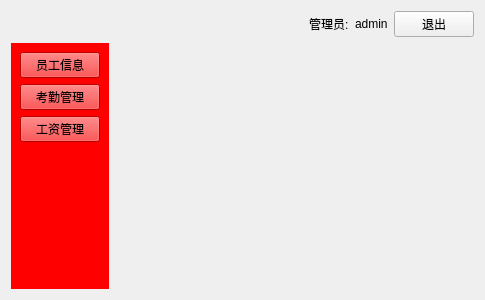
First picture: the form in StaffMgrSystem/mainwidget.ui, repository jay602/staff_mgr_sys, before the edit.
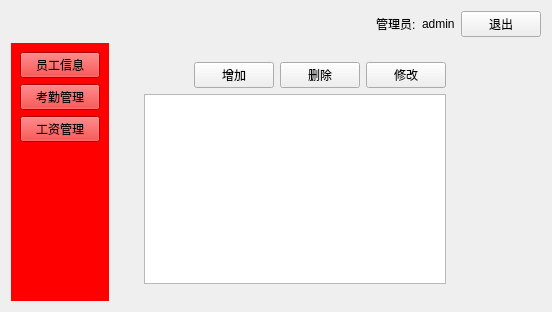
Second picture: the form after the edit. The open tabs and pages were chosen to show the change.

```diff
--- a/StaffMgrSystem/mainwidget.ui
+++ b/StaffMgrSystem/mainwidget.ui
@@ -6,8 +6,8 @@
    <rect>
     <x>0</x>
     <y>0</y>
-    <width>485</width>
-    <height>300</height>
+    <width>552</width>
+    <height>312</height>
    </rect>
   </property>
   <property name="windowTitle">
@@ -217,7 +217,61 @@
             </layout>
            </widget>
           </widget>
-          <widget class="QWidget" name="page_3"/>
+          <widget class="QWidget" name="page_3">
+           <widget class="QWidget" name="">
+            <property name="geometry">
+             <rect>
+              <x>20</x>
+              <y>10</y>
+              <width>302</width>
+              <height>222</height>
+             </rect>
+            </property>
+            <layout class="QVBoxLayout" name="verticalLayout_3">
+             <item>
+              <layout class="QHBoxLayout" name="horizontalLayout_6">
+               <item>
+                <spacer name="horizontalSpacer_4">
+                 <property name="orientation">
+                  <enum>Qt::Horizontal</enum>
+                 </property>
+                 <property name="sizeHint" stdset="0">
+                  <size>
+                   <width>40</width>
+                   <height>20</height>
+                  </size>
+                 </property>
+                </spacer>
+               </item>
+               <item>
+                <widget class="QPushButton" name="BtnAddSalary">
+                 <property name="text">
+                  <string>增加</string>
+                 </property>
+                </widget>
+               </item>
+               <item>
+                <widget class="QPushButton" name="BtnDeleteSalary">
+                 <property name="text">
+                  <string>删除</string>
+                 </property>
+                </widget>
+               </item>
+               <item>
+                <widget class="QPushButton" name="BtnModifySalary">
+                 <property name="text">
+                  <string>修改</string>
+                 </property>
+                </widget>
+               </item>
+              </layout>
+             </item>
+             <item>
+              <widget class="QTableView" name="tableViewSalary"/>
+             </item>
+            </layout>
+           </widget>
+          </widget>
          </widget>
         </item>
        </layout>
```
Left out of the diff: 2 changed lines with no effect on the pictures.
